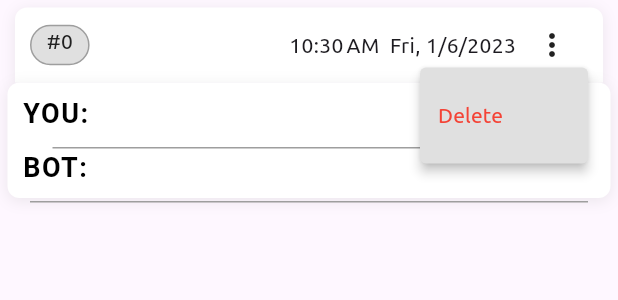
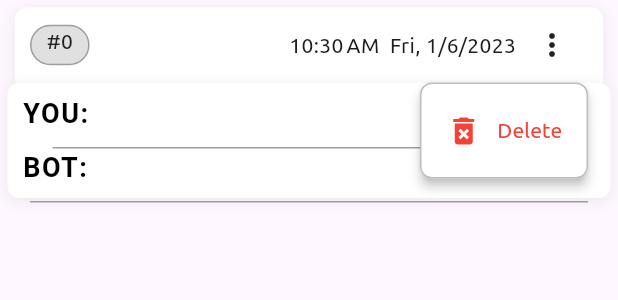
Before and after one commit to priyanshuverma-dev/delta, a Flutter app: what historyCard() shows on an empty page, opened directly with empty values, after a tap on the "more vert" icon, on a phone screen of 412 x 824 dp. Shown: the top 300 px of the screen. Run offline on Flutter 3.47's test engine with Material 2 defaults, Android fonts, the phone set to English and light mode, and no system bars; our stand-ins replace animated_text_kit, fluttertoast, get, hive, hive_flutter, lottie; accounts and stored records are empty; network calls fail; project files that could hold a hidden picture were left out.

Commit message:
Appbar and Deleting system completed

```diff
--- a/lib/core/snackbar.dart
+++ b/lib/core/snackbar.dart
@@ -4,10 +4,6 @@ import 'package:get/get.dart';
 GetSnackBar customSnakeBar(
     String title, String message, IconData icon, int time) {
   return GetSnackBar(
-    margin: const EdgeInsets.all(20),
-    borderRadius: 20,
-    borderWidth: 1,
-    borderColor: Colors.grey.shade700,
     dismissDirection: DismissDirection.endToStart,
     snackStyle: SnackStyle.FLOATING,
     duration: Duration(seconds: time),
--- a/lib/widgets/history_card.dart
+++ b/lib/widgets/history_card.dart
@@ -1,7 +1,6 @@
 import 'package:answer_it/utils/colors.dart';
 import 'package:answer_it/core/toaster.dart';
 import 'package:flutter/material.dart';
-import 'package:flutter/services.dart';
 import 'package:get/get.dart';
 import 'package:intl/intl.dart';
 
@@ -10,6 +9,7 @@ Widget historyCard({
   required String botText,
   required int id,
   required DateTime createdAt,
+  required VoidCallback onPressDelete,
 }) {
   String formattedTime = DateFormat.jm().format(createdAt);
   String formattedDate = DateFormat.yMEd().format(createdAt);
@@ -75,29 +75,48 @@ Widget historyCard({
             ),
             PopupMenuButton(
               tooltip: 'Menu',
-              color: Colors.grey[300],
+              color: Colors.white,
               splashRadius: 50,
               padding: const EdgeInsets.only(right: 5, left: 5),
               enableFeedback: true,
               position: PopupMenuPosition.under,
+              offset: Offset(0.0, 10),
+              shape: RoundedRectangleBorder(
+                side: BorderSide(
+                  color: Colors.grey.shade400,
+                  width: 1,
+                ),
+                borderRadius: BorderRadius.only(
+                  bottomLeft: Radius.circular(8.0),
+                  bottomRight: Radius.circular(8.0),
+                  topLeft: Radius.circular(8.0),
+                  topRight: Radius.circular(8.0),
+                ),
+              ),
               itemBuilder: (context) {
                 return {'Delete'}.map((String choice) {
                   return PopupMenuItem<String>(
                     value: choice,
-                    child: Text(
-                      choice,
-                      style: TextStyle(color: Colors.red.shade500),
+                    child: Row(
+                      mainAxisAlignment: MainAxisAlignment.spaceAround,
+                      children: [
+                        Icon(
+                          Icons.delete_forever,
+                          color: Colors.red.shade500,
+                        ),
+                        Text(
+                          choice,
+                          style: TextStyle(color: Colors.red.shade500),
+                        ),
+                      ],
                     ),
                   );
                 }).toList();
               },
               onSelected: (choice) {
-                Clipboard.setData(ClipboardData(text: ''));
-                toast(
-                  'Copied to Clipboard',
-                  Colours.textColor,
-                  16,
-                );
+                if (choice == 'Delete') {
+                  onPressDelete();
+                }
               },
             )
           ],
--- a/lib/widgets/more_bar_container.dart
+++ b/lib/widgets/more_bar_container.dart
@@ -14,8 +14,6 @@ Widget getMoreOptions({
   DateTime tempDate = new DateFormat("yyyy-MM-dd hh:mm:ss").parse(createdAt);
   String formattedTime = DateFormat.jm().format(tempDate);
   String formattedDate = DateFormat.yMEd().format(tempDate);
-  print(formattedTime);
-  print(formattedDate);
 
   return Container(
     width: Get.width,
```
Also changed, not shown: lib/features/Chat/screens/chat_screen.dart (+14 -8 lines), lib/features/Chat/screens/history_screen.dart (+20 -6 lines), lib/widgets/answer_card.dart (+14 -1 lines).
